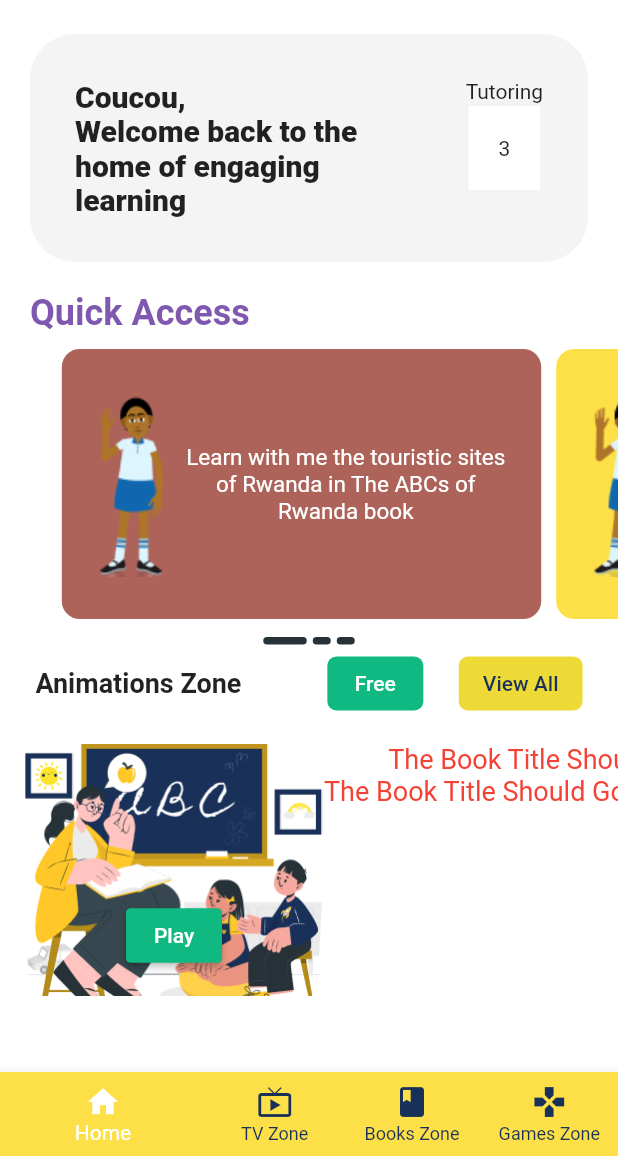
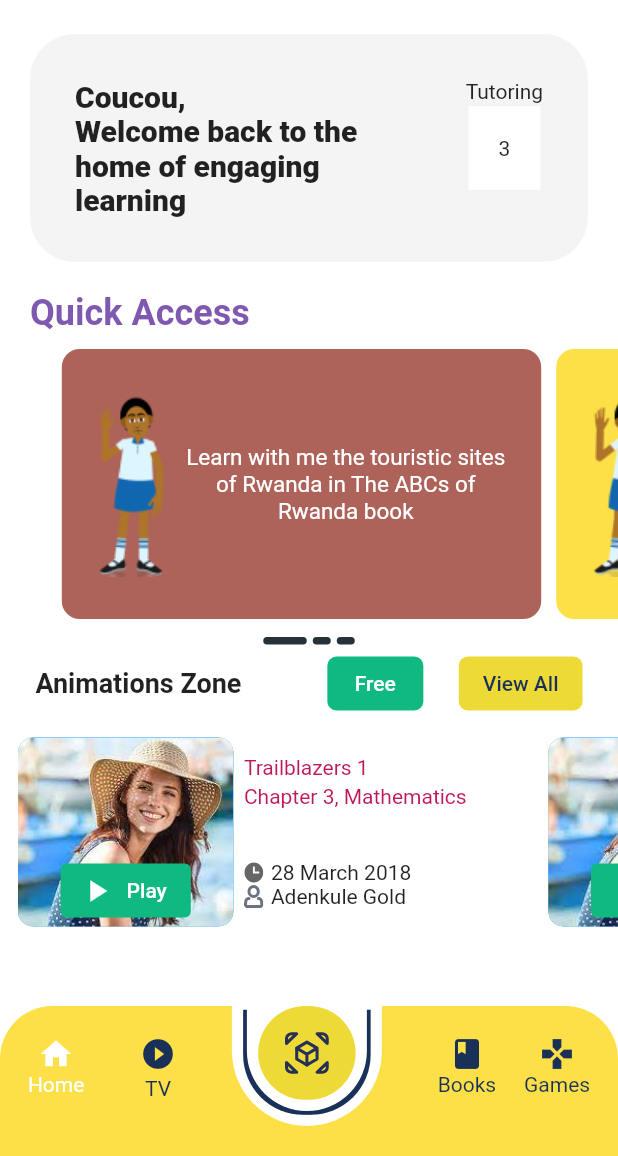
Before and after one commit to Augmented-Future/intsinziUnityWidget, a Flutter app: the IndexPage screen opened directly, on a phone screen of 412 x 824 dp, the part 80-1236 px from its top. Run offline on Flutter 3.47's test engine with Material 2 defaults, Android fonts, the phone set to English and light mode, and no system bars; drawn by our look-alikes of badges; our stand-ins replace dropdown_textfield, flutter_svg, shared_preferences; missing offline and left inert: shared_preferences_web; accounts and stored records are empty; network calls fail.

Commit message:
Bottom Navigation Bar

```diff
--- a/lib/constants/colors.dart
+++ b/lib/constants/colors.dart
@@ -5,6 +5,7 @@ const primaryColor = Color(0xff193059);
 const color100 = Color(0xffAD6359);
 const colorPurple = Color(0xff7F58AF);
 const coolGreen = Color(0xff10B981);
+const darkPink = Color(0xFFBE185D);
 //Blacks and White
 const whiteColor = Colors.white;
 const blackColor = Colors.black;
--- a/lib/screens/authentication/auth_wrapper.dart
+++ b/lib/screens/authentication/auth_wrapper.dart
@@ -10,7 +10,7 @@ class AuthWrapper extends StatefulWidget {
 }
 
 class _AuthWrapperState extends State<AuthWrapper> {
-  final bool isSignedIn = false;
+  final bool isSignedIn = true;
   @override
   Widget build(BuildContext context) {
     return isSignedIn ? const IndexPage() : const LoginScreen();
--- a/lib/screens/authentication/choose_avatar.dart
+++ b/lib/screens/authentication/choose_avatar.dart
@@ -1,5 +1,3 @@
-import 'dart:ui';
-
 import 'package:flutter/material.dart';
 import 'package:globaltrailblazersapp/constants/colors.dart';
 import 'package:globaltrailblazersapp/constants/shared.dart';
@@ -115,7 +113,7 @@ class _ChooseAvatarScreenState extends State<ChooseAvatarScreen> {
             ),
             const SizedBox(height: 20),
             GestureDetector(
-              onTap: () => Navigator.push(context,
+              onTap: () => Navigator.pushReplacement(context,
                   MaterialPageRoute(builder: (_) => const VerifyPhoneScreen())),
               child: Container(
                 width: 260,
--- a/lib/screens/index.dart
+++ b/lib/screens/index.dart
@@ -2,7 +2,10 @@ import 'package:badges/badges.dart';
 import 'package:flutter/material.dart';
 import 'package:flutter_svg/svg.dart';
 import 'package:globaltrailblazersapp/constants/colors.dart';
+import 'package:globaltrailblazersapp/screens/pages/books_zone_page.dart';
+import 'package:globaltrailblazersapp/screens/pages/games_zone_page.dart';
 import 'package:globaltrailblazersapp/screens/pages/home_page.dart';
+import 'package:globaltrailblazersapp/screens/pages/tv_zone_page.dart';
 
 class IndexPage extends StatefulWidget {
   const IndexPage({Key? key}) : super(key: key);
@@ -12,34 +15,15 @@ class IndexPage extends StatefulWidget {
 }
 
 class _IndexPageState extends State<IndexPage> {
-  int _selectedIndex = 0;
   String? _selectedCategory;
-  static const TextStyle optionStyle =
-      TextStyle(fontSize: 30, fontWeight: FontWeight.bold);
-  static final List<Widget> _widgetOptions = <Widget>[
-    ListView(
-      children: const [
-        HomePage(),
-      ],
-    ),
-    const Text(
-      'Index 0: Home',
-      style: optionStyle,
-    ),
-    const Text(
-      'Index 1: TV Zone',
-      style: optionStyle,
-    ),
-    const Text(
-      'Index 2: Books zone',
-      style: optionStyle,
-    ),
-    const Text(
-      'Index 3: Game zone',
-      style: optionStyle,
-    ),
+  int currentIndex = 0;
+
+  final List _pages = [
+    const HomePage(),
+    const TvZonePage(),
+    const BooksZonePage(),
+    const GamesZonePage(),
   ];
-
   var categories = [
     "Primary 4",
     "Primary 5",
@@ -47,12 +31,6 @@ class _IndexPageState extends State<IndexPage> {
     "Cormics",
     "Mathematics"
   ];
-
-  void _onItemTapped(int index) {
-    setState(() {
-      _selectedIndex = index;
-    });
-  }
 
   @override
   void initState() {
@@ -64,6 +42,7 @@ class _IndexPageState extends State<IndexPage> {
   Widget build(BuildContext context) {
     return Scaffold(
       appBar: AppBar(
+        automaticallyImplyLeading: false,
         title: Row(children: [
           Container(
             margin: const EdgeInsets.symmetric(horizontal: 15),
@@ -116,38 +95,142 @@ class _IndexPageState extends State<IndexPage> {
         backgroundColor: Colors.transparent,
         elevation: 0.0,
       ),
-      body: Center(
-        child: _widgetOptions.elementAt(_selectedIndex),
-      ),
-      backgroundColor: const Color(0xFFFFFFFF),
-      bottomNavigationBar: BottomNavigationBar(
-        items: const <BottomNavigationBarItem>[
-          BottomNavigationBarItem(
-            icon: Icon(Icons.home),
-            label: 'Home',
-            backgroundColor: brandYellowColor,
-          ),
-          BottomNavigationBarItem(
-            icon: Icon(Icons.live_tv),
-            label: 'TV Zone',
-          ),
-          BottomNavigationBarItem(
-            // icon: FaIcon(FontAwesomeIcons.book),
-            icon: Icon(Icons.book),
-            label: 'Books Zone',
-          ),
-          BottomNavigationBarItem(
-            // icon: FaIcon(FontAwesomeIcons.gamepad),
-            icon: Icon(Icons.gamepad),
-            label: 'Games Zone',
-          ),
-        ],
-        currentIndex: _selectedIndex,
-        selectedItemColor: Colors.white,
-        unselectedItemColor: primaryColor,
-        showUnselectedLabels: true,
-        unselectedLabelStyle: const TextStyle(color: primaryColor),
-        onTap: _onItemTapped,
+      body: _pages[currentIndex],
+      backgroundColor: whiteColor,
+      bottomNavigationBar: Container(
+        height: 100,
+        decoration: const BoxDecoration(
+            color: brandYellowColor,
+            borderRadius: BorderRadius.vertical(top: Radius.circular(35))),
+        child: Row(
+          mainAxisAlignment: MainAxisAlignment.spaceEvenly,
+          crossAxisAlignment: CrossAxisAlignment.start,
+          children: [
+            GestureDetector(
+              onTap: () => setState(() => currentIndex = 0),
+              child: Padding(
+                padding: const EdgeInsets.symmetric(vertical: 20),
+                child: Column(
+                  children: [
+                    Icon(Icons.home,
+                        size: 24,
+                        color: currentIndex == 0 ? whiteColor : primaryColor),
+                    Text(
+                      "Home",
+                      style: TextStyle(
+                          fontSize: 14,
+                          color: currentIndex == 0 ? whiteColor : primaryColor),
+                    ),
+                  ],
+                ),
+              ),
+            ),
+            Container(),
+            GestureDetector(
+              onTap: () => setState(() => currentIndex = 1),
+              child: Padding(
+                padding: const EdgeInsets.symmetric(vertical: 20),
+                child: Column(
+                  children: [
+                    Icon(Icons.play_circle_fill,
+                        size: 24,
+                        color: currentIndex == 1 ? whiteColor : primaryColor),
+                    const SizedBox(height: 3),
+                    Text(
+                      "TV",
+                      style: TextStyle(
+                          fontSize: 14,
+                          color: currentIndex == 1 ? whiteColor : primaryColor),
+                    ),
+                  ],
+                ),
+              ),
+            ),
+            Container(),
+            Container(
+              height: 80,
+              width: 100,
+              decoration: const BoxDecoration(
+                color: whiteColor,
+                borderRadius: BorderRadius.vertical(
+                  bottom: Radius.circular(50),
+                ),
+              ),
+              child: Container(
+                margin: const EdgeInsets.fromLTRB(10, 0.0, 10, 10),
+                padding: const EdgeInsets.fromLTRB(5, 0.0, 5, 5),
+                decoration: const BoxDecoration(
+                  borderRadius:
+                      BorderRadius.vertical(bottom: Radius.circular(40)),
+                  color: Colors.white,
+                  boxShadow: [
+                    BoxShadow(
+                        color: primaryColor,
+                        offset: Offset(-2.5, 2.5),
+                        spreadRadius: 0,
+                        blurRadius: 0),
+                    BoxShadow(
+                        color: primaryColor,
+                        offset: Offset(2.5, 2.5),
+                        spreadRadius: 0,
+                        blurRadius: 0),
+                  ],
+                ),
+                child: Container(
+                  margin:
+                      const EdgeInsets.only(bottom: 2.5, right: 2.5, left: 2.5),
+                  width: 25,
+                  height: 25,
+                  padding: const EdgeInsets.all(17),
+                  decoration: BoxDecoration(
+                    color: coolYellow,
+                    borderRadius: BorderRadius.circular(60),
+                  ),
+                  child: SvgPicture.asset('assets/icons/launch_ar.svg'),
+                ),
+              ),
+            ),
+            Container(),
+            GestureDetector(
+              onTap: () => setState(() => currentIndex = 2),
+              child: Padding(
+                padding: const EdgeInsets.symmetric(vertical: 20),
+                child: Column(
+                  children: [
+                    Icon(Icons.book,
+                        size: 24,
+                        color: currentIndex == 2 ? whiteColor : primaryColor),
+                    Text(
+                      "Books",
+                      style: TextStyle(
+                          fontSize: 14,
+                          color: currentIndex == 2 ? whiteColor : primaryColor),
+                    ),
+                  ],
+                ),
+              ),
+            ),
+            GestureDetector(
+              onTap: () => setState(() => currentIndex = 3),
+              child: Padding(
+                padding: const EdgeInsets.symmetric(vertical: 20),
+                child: Column(
+                  children: [
+                    Icon(Icons.gamepad,
+                        size: 24,
+                        color: currentIndex == 3 ? whiteColor : primaryColor),
+                    Text(
+                      "Games",
+                      style: TextStyle(
+                          fontSize: 14,
+                          color: currentIndex == 3 ? whiteColor : primaryColor),
+                    ),
+                  ],
+                ),
+              ),
+            ),
+          ],
+        ),
       ),
     );
   }
--- a/lib/screens/pages/components/animations_card_view.dart
+++ b/lib/screens/pages/components/animations_card_view.dart
@@ -1,5 +1,7 @@
 import 'package:flutter/material.dart';
+import 'package:flutter_svg/svg.dart';
 import 'package:globaltrailblazersapp/constants/colors.dart';
+import 'package:globaltrailblazersapp/constants/shared.dart';
 import 'package:globaltrailblazersapp/models/animations_content.dart';
 
 class AnimationsCardView extends StatefulWidget {
@@ -52,97 +54,82 @@ class _AnimationsCardViewState extends State<AnimationsCardView> {
           ],
         ),
         SizedBox(
-          width: MediaQuery.of(context).size.width,
-          height: 200,
-          child: PageView.builder(
+          height: 150,
+          child: ListView.builder(
+              scrollDirection: Axis.horizontal,
               itemCount: animations.length,
               itemBuilder: (context, index) {
-                return SizedBox(
-                  child: ListView(
-                    scrollDirection: Axis.horizontal,
+                return Container(
+                  width: screenWidth(context) * 0.8,
+                  margin: const EdgeInsets.all(12),
+                  child: Row(
                     children: [
-                      ItemBuilder(
-                        items: animations,
-                        index: index,
+                      Stack(
+                        alignment: Alignment.bottomCenter,
+                        children: [
+                          Container(
+                            width: ((screenWidth(context) * 0.6) / 2) + 20,
+                            decoration: BoxDecoration(
+                              color: Colors.blue,
+                              borderRadius: BorderRadius.circular(10),
+                              image: const DecorationImage(
+                                  image:
+                                      AssetImage('assets/images/Avatar.jpeg'),
+                                  fit: BoxFit.cover),
+                            ),
+                          ),
+                          ElevatedButton.icon(
+                            onPressed: () {},
+                            icon: const Icon(Icons.play_arrow),
+                            label: const Text("Play"),
+                            style: ElevatedButton.styleFrom(
+                                primary: const Color(0xFF10B981),
+                                elevation: 0.0),
+                          ),
+                        ],
+                      ),
+                      Padding(
+                        padding: const EdgeInsets.symmetric(
+                            horizontal: 7, vertical: 12),
+                        child: Column(
+                          crossAxisAlignment: CrossAxisAlignment.start,
+                          children: [
+                            const Text(
+                              "Trailblazers 1",
+                              style: TextStyle(
+                                color: darkPink,
+                              ),
+                            ),
+                            const SizedBox(height: 3),
+                            const Text(
+                              "Chapter 3, Mathematics",
+                              style: TextStyle(color: darkPink),
+                            ),
+                            const Spacer(),
+                            Row(
+                              children: [
+                                SvgPicture.asset('assets/icons/time_sharp.svg'),
+                                const SizedBox(width: 5),
+                                const Text("28 March 2018"),
+                              ],
+                            ),
+                            Row(
+                              children: [
+                                SvgPicture.asset(
+                                    'assets/icons/user_outlined.svg'),
+                                const SizedBox(width: 5),
+                                const Text("Adenkule Gold"),
+                              ],
+                            ),
+                          ],
+                        ),
                       ),
                     ],
                   ),
                 );
               }),
-        ),
+        )
       ],
     );
   }
 }
-
-class ItemBuilder extends StatelessWidget {
-  const ItemBuilder({
-    Key? key,
-    required List<AnimationsContent> items,
-    required this.index,
-  })  : _items = items,
-        super(key: key);
-
-  final List<AnimationsContent> _items;
-  final int index;
-
-  @override
-  Widget build(BuildContext context) {
-    return Container(
-      margin: const EdgeInsets.symmetric(horizontal: 8, vertical: 16),
-      height: 200,
-      padding: const EdgeInsets.only(left: 8, right: 8),
-      child: Row(
-        children: [
-          Container(
-            alignment: FractionalOffset.bottomCenter,
-            height: 200,
-            width: 200,
-            padding: const EdgeInsets.all(16),
-            decoration: const BoxDecoration(
-              image: DecorationImage(
-                image: AssetImage("assets/images/avatar4.png"),
-                fit: BoxFit.cover,
-              ),
-              color: Colors.white,
-            ),
-            child: ElevatedButton(
-              child: const Text(
-                'Play',
-                style: TextStyle(color: Colors.white),
-              ),
-              onPressed: () {},
-              style: ButtonStyle(
-                shape: MaterialStateProperty.all<RoundedRectangleBorder>(
-                  RoundedRectangleBorder(
-                    borderRadius: BorderRadius.circular(3.0),
-                    side: const BorderSide(color: coolGreen),
-                  ),
-                ),
-                backgroundColor: MaterialStateProperty.all<Color>(coolGreen),
-              ),
-            ),
-          ),
-          Column(
-            children: [
-              Text(
-                _items[index].title,
-                style: const TextStyle(
-                  fontSize: 18,
-                  color: Colors.red,
-                ),
-              ),
-              Text(
-                _items[index].title + ', ' + _items[index].unit,
-                style: const TextStyle(
-                  fontSize: 18,
-                  color: Colors.red,
-                ),
-              ),
-            ],
-          )
-        ],
-      ),
-    );
-  }
-}
```
Also changed, not shown: lib/screens/authentication/create_profile.dart (+62 -47 lines), lib/screens/pages/books_zone_page.dart (added, +19 -0 lines), lib/screens/pages/games_zone_page.dart (added, +19 -0 lines), lib/screens/pages/tv_zone_page.dart (added, +19 -0 lines), assets/icons/book_zone.svg (added), assets/icons/game_zone.svg (added), assets/icons/home.svg (added), assets/icons/launch_ar.svg (added), assets/icons/time_sharp.svg (added), assets/icons/tv_zone.svg (added), assets/icons/user_outlined.svg (added), 1 other file.
